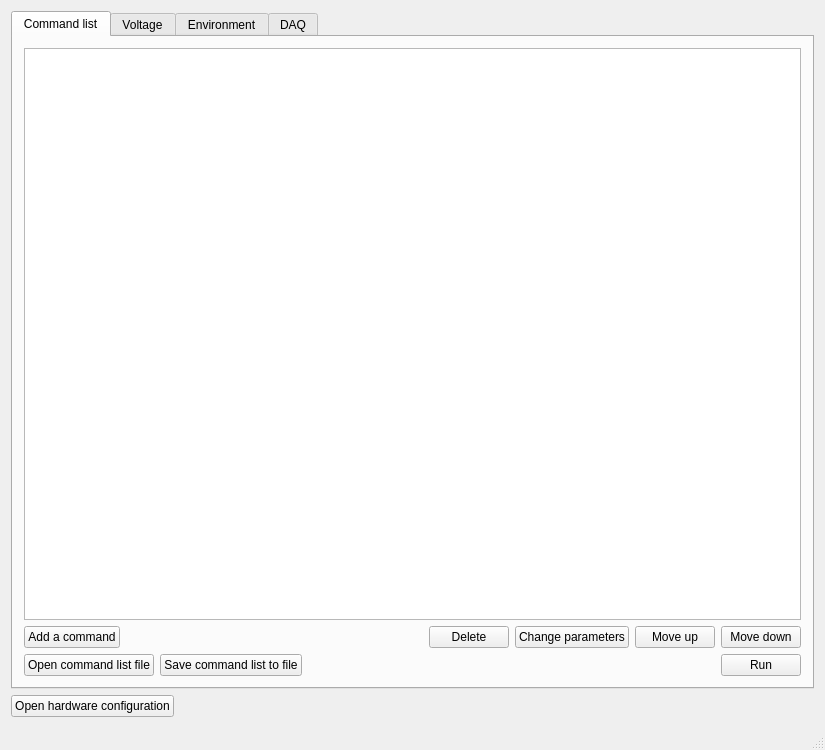
Before: the Qt Designer form gui/mainwindow.ui in jrueb/Burn-InSetupControlSoftware, drawn with Qt 5.
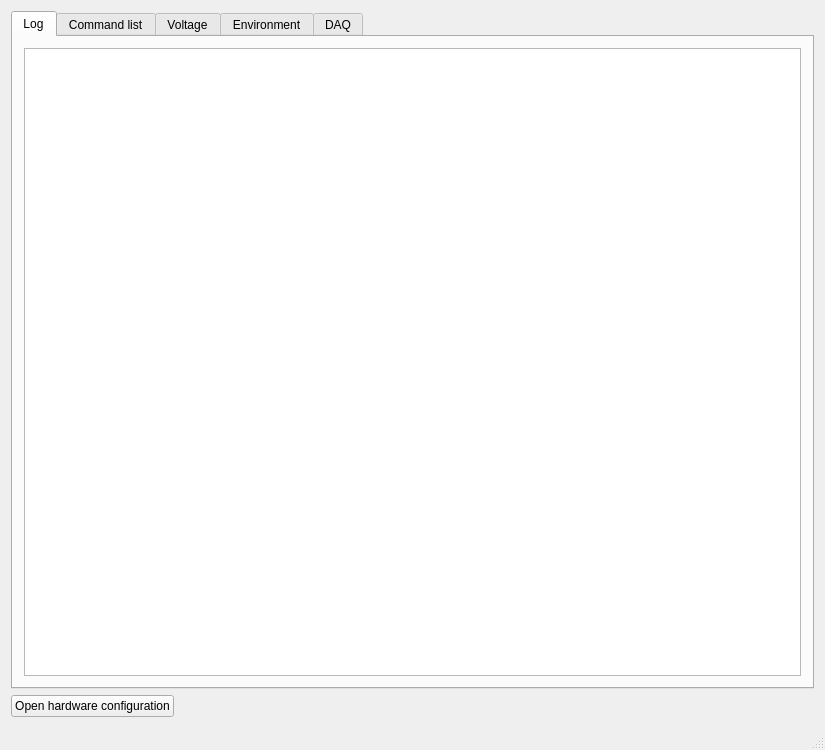
After: the same form once the commit is applied.

Commit message: Add a tab showing the log

Patch:
```diff
--- a/gui/mainwindow.ui
+++ b/gui/mainwindow.ui
@@ -56,6 +56,20 @@
       <property name="tabBarAutoHide">
        <bool>false</bool>
       </property>
+      <widget class="QWidget" name="LogWidget">
+       <attribute name="title">
+        <string>Log</string>
+       </attribute>
+       <layout class="QVBoxLayout" name="LogLayout">
+        <item>
+         <widget class="QTextEdit" name="logTextEdit">
+          <property name="readOnly">
+           <bool>true</bool>
+          </property>
+         </widget>
+        </item>
+       </layout>
+      </widget>
       <widget class="QWidget" name="CommandList">
        <attribute name="title">
         <string>Command list</string>
```
The commit also changes 6 other files.
